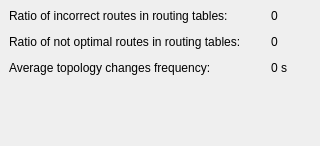
Qt form Computer_networks/p2p/src/forms/statistics_widget.ui (rutsky/semester09) before a commit.
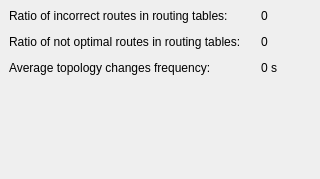
The same form after that commit.

```diff
--- a/Computer_networks/p2p/src/forms/statistics_widget.ui
+++ b/Computer_networks/p2p/src/forms/statistics_widget.ui
@@ -7,7 +7,7 @@
     <x>0</x>
     <y>0</y>
     <width>320</width>
-    <height>146</height>
+    <height>179</height>
    </rect>
   </property>
   <property name="minimumSize">
@@ -25,7 +25,7 @@
   <widget class="QWidget" name="dockWidgetContents">
    <layout class="QVBoxLayout" name="verticalLayout_2">
     <item>
-     <layout class="QGridLayout" name="gridLayout" columnstretch="1,0" columnminimumwidth="0,40">
+     <layout class="QGridLayout" name="gridLayout" columnstretch="1,0" columnminimumwidth="0,50">
       <property name="verticalSpacing">
        <number>12</number>
       </property>
```
